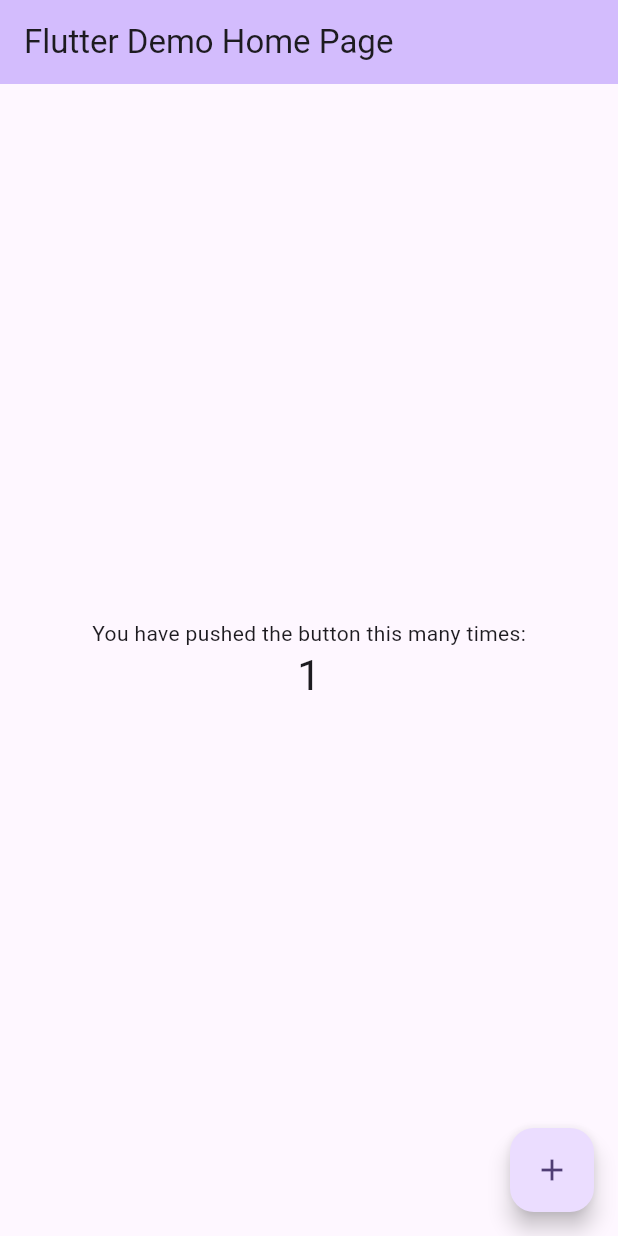
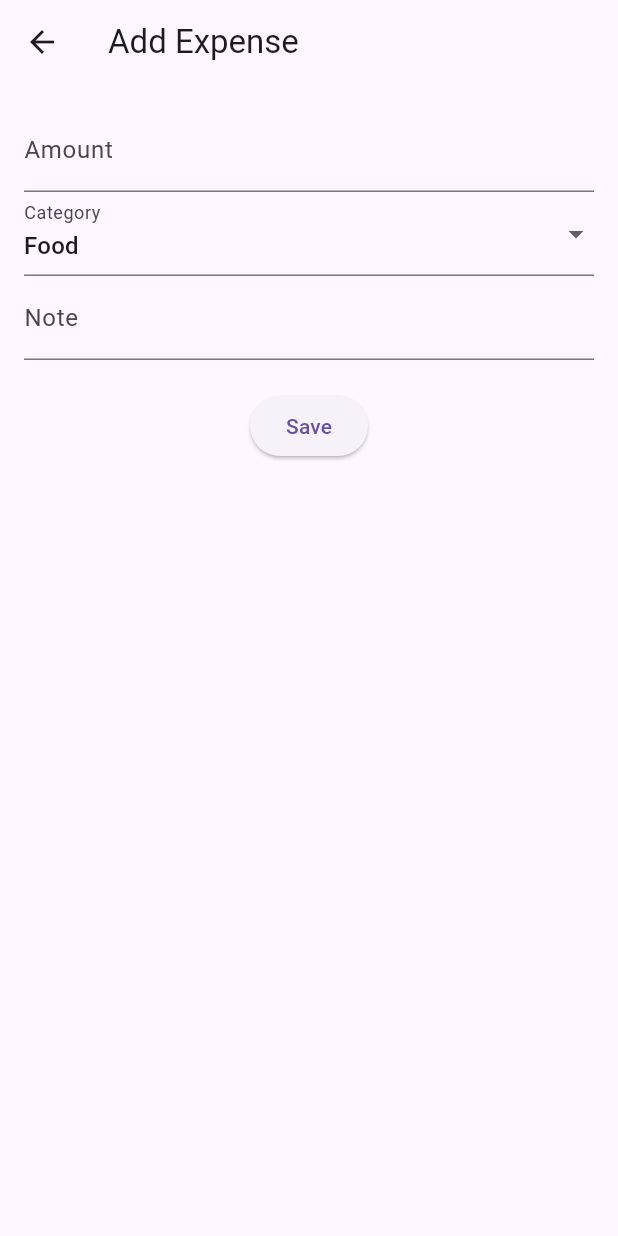
Before and after one commit to sandeepsathsara/private-money-expense-tracker-, a Flutter app: the screen it shows after launch, after a tap on the "add" icon, on a phone screen of 412 x 824 dp. Run offline on Flutter 3.47's test engine with Material 3 defaults, Android fonts, the phone set to English and light mode, and no system bars; our stand-ins replace sqflite; accounts and stored records are empty.

Commit message:
Implement expense tracking features with database integration and UI for adding and displaying expenses

```diff
--- a/money_expense_tracker/lib/db/expense_db.dart
+++ b/money_expense_tracker/lib/db/expense_db.dart
@@ -0,0 +1,36 @@
+import 'package:sqflite/sqflite.dart';
+import 'package:path/path.dart';
+import '../models/expense.dart';
+
+class ExpenseDB {
+  static Database? _db;
+
+  static Future<Database> database() async {
+    if (_db != null) return _db!;
+    _db = await openDatabase(
+      join(await getDatabasesPath(), 'expenses.db'),
+      onCreate: (db, version) {
+        return db.execute(
+          'CREATE TABLE expenses(id INTEGER PRIMARY KEY AUTOINCREMENT, amount REAL, category TEXT, note TEXT, date TEXT)',
+        );
+      },
+      version: 1,
+    );
+    return _db!;
+  }
+
+  static Future<void> insertExpense(Expense expense) async {
+    final db = await database();
+    await db.insert(
+      'expenses',
+      expense.toMap(),
+      conflictAlgorithm: ConflictAlgorithm.replace,
+    );
+  }
+
+  static Future<List<Expense>> getExpenses() async {
+    final db = await database();
+    final List<Map<String, dynamic>> maps = await db.query('expenses');
+    return List.generate(maps.length, (i) => Expense.fromMap(maps[i]));
+  }
+}
--- a/money_expense_tracker/lib/main.dart
+++ b/money_expense_tracker/lib/main.dart
@@ -1,122 +1,19 @@
 import 'package:flutter/material.dart';
+import 'screens/home_screen.dart';
 
 void main() {
-  runApp(const MyApp());
+  runApp(const ExpenseApp());
 }
 
-class MyApp extends StatelessWidget {
-  const MyApp({super.key});
+class ExpenseApp extends StatelessWidget {
+  const ExpenseApp({super.key});
 
-  // This widget is the root of your application.
   @override
   Widget build(BuildContext context) {
     return MaterialApp(
-      title: 'Flutter Demo',
-      theme: ThemeData(
-        // This is the theme of your application.
-        //
-        // TRY THIS: Try running your application with "flutter run". You'll see
-        // the application has a purple toolbar. Then, without quitting the app,
-        // try changing the seedColor in the colorScheme below to Colors.green
-        // and then invoke "hot reload" (save your changes or press the "hot
-        // reload" button in a Flutter-supported IDE, or press "r" if you used
-        // the command line to start the app).
-        //
-        // Notice that the counter didn't reset back to zero; the application
-        // state is not lost during the reload. To reset the state, use hot
-        // restart instead.
-        //
-        // This works for code too, not just values: Most code changes can be
-        // tested with just a hot reload.
-        colorScheme: ColorScheme.fromSeed(seedColor: Colors.deepPurple),
-      ),
-      home: const MyHomePage(title: 'Flutter Demo Home Page'),
+      title: 'My Expenses',
+      theme: ThemeData(primarySwatch: Colors.teal),
+      home: const HomeScreen(),
     );
   }
 }
-
-class MyHomePage extends StatefulWidget {
-  const MyHomePage({super.key, required this.title});
-
-  // This widget is the home page of your application. It is stateful, meaning
-  // that it has a State object (defined below) that contains fields that affect
-  // how it looks.
-
-  // This class is the configuration for the state. It holds the values (in this
-  // case the title) provided by the parent (in this case the App widget) and
-  // used by the build method of the State. Fields in a Widget subclass are
-  // always marked "final".
-
-  final String title;
-
-  @override
-  State<MyHomePage> createState() => _MyHomePageState();
-}
-
-class _MyHomePageState extends State<MyHomePage> {
-  int _counter = 0;
-
-  void _incrementCounter() {
-    setState(() {
-      // This call to setState tells the Flutter framework that something has
-      // changed in this State, which causes it to rerun the build method below
-      // so that the display can reflect the updated values. If we changed
-      // _counter without calling setState(), then the build method would not be
-      // called again, and so nothing would appear to happen.
-      _counter++;
-    });
-  }
-
-  @override
-  Widget build(BuildContext context) {
-    // This method is rerun every time setState is called, for instance as done
-    // by the _incrementCounter method above.
-    //
-    // The Flutter framework has been optimized to make rerunning build methods
-    // fast, so that you can just rebuild anything that needs updating rather
-    // than having to individually change instances of widgets.
-    return Scaffold(
-      appBar: AppBar(
-        // TRY THIS: Try changing the color here to a specific color (to
-        // Colors.amber, perhaps?) and trigger a hot reload to see the AppBar
-        // change color while the other colors stay the same.
-        backgroundColor: Theme.of(context).colorScheme.inversePrimary,
-        // Here we take the value from the MyHomePage object that was created by
-        // the App.build method, and use it to set our appbar title.
-        title: Text(widget.title),
-      ),
-      body: Center(
-        // Center is a layout widget. It takes a single child and positions it
-        // in the middle of the parent.
-        child: Column(
-          // Column is also a layout widget. It takes a list of children and
-          // arranges them vertically. By default, it sizes itself to fit its
-          // children horizontally, and tries to be as tall as its parent.
-          //
-          // Column has various properties to control how it sizes itself and
-          // how it positions its children. Here we use mainAxisAlignment to
-          // center the children vertically; the main axis here is the vertical
-          // axis because Columns are vertical (the cross axis would be
-          // horizontal).
-          //
-          // TRY THIS: Invoke "debug painting" (choose the "Toggle Debug Paint"
-          // action in the IDE, or press "p" in the console), to see the
-          // wireframe for each widget.
-          mainAxisAlignment: MainAxisAlignment.center,
-          children: <Widget>[
-            const Text('You have pushed the button this many times:'),
-            Text(
-              '$_counter',
-              style: Theme.of(context).textTheme.headlineMedium,
-            ),
-          ],
-        ),
-      ),
-      floatingActionButton: FloatingActionButton(
-        onPressed: _incrementCounter,
-        tooltip: 'Increment',
-        child: const Icon(Icons.add),
-      ), // This trailing comma makes auto-formatting nicer for build methods.
-    );
-  }
-}
--- a/money_expense_tracker/lib/models/expense.dart
+++ b/money_expense_tracker/lib/models/expense.dart
@@ -0,0 +1,35 @@
+class Expense {
+  final int? id;
+  final double amount;
+  final String category;
+  final String note;
+  final String date;
+
+  Expense({
+    this.id,
+    required this.amount,
+    required this.category,
+    required this.note,
+    required this.date,
+  });
+
+  Map<String, dynamic> toMap() {
+    return {
+      'id': id,
+      'amount': amount,
+      'category': category,
+      'note': note,
+      'date': date,
+    };
+  }
+
+  factory Expense.fromMap(Map<String, dynamic> map) {
+    return Expense(
+      id: map['id'],
+      amount: map['amount'],
+      category: map['category'],
+      note: map['note'],
+      date: map['date'],
+    );
+  }
+}
--- /dev/null
+++ b/money_expense_tracker/lib/screens/add_expense_screen.dart
@@ -0,0 +1,72 @@
+import 'package:flutter/material.dart';
+import 'package:intl/intl.dart';
+import '../db/expense_db.dart';
+import '../models/expense.dart';
+
+class AddExpenseScreen extends StatefulWidget {
+  const AddExpenseScreen({super.key});
+
+  @override
+  State<AddExpenseScreen> createState() => _AddExpenseScreenState();
+}
+
+class _AddExpenseScreenState extends State<AddExpenseScreen> {
+  final _amountController = TextEditingController();
+  final _noteController = TextEditingController();
+  String _selectedCategory = "Food";
+
+  final List<String> categories = [
+    "Food",
+    "Transport",
+    "Education",
+    "Hostel",
+    "Entertainment",
+  ];
+
+  Future<void> _saveExpense() async {
+    if (_amountController.text.isEmpty) return;
+
+    final expense = Expense(
+      amount: double.parse(_amountController.text),
+      category: _selectedCategory,
+      note: _noteController.text,
+      date: DateFormat('yyyy-MM-dd HH:mm').format(DateTime.now()),
+    );
+
+    await ExpenseDB.insertExpense(expense);
+    Navigator.pop(context);
+  }
+
+  @override
+  Widget build(BuildContext context) {
+    return Scaffold(
+      appBar: AppBar(title: const Text("Add Expense")),
+      body: Padding(
+        padding: const EdgeInsets.all(16),
+        child: Column(
+          children: [
+            TextField(
+              controller: _amountController,
+              keyboardType: TextInputType.number,
+              decoration: const InputDecoration(labelText: "Amount"),
+            ),
+            DropdownButtonFormField(
+              value: _selectedCategory,
+              items: categories.map((c) {
+                return DropdownMenuItem(value: c, child: Text(c));
+              }).toList(),
+              onChanged: (val) => setState(() => _selectedCategory = val!),
+              decoration: const InputDecoration(labelText: "Category"),
+            ),
+            TextField(
+              controller: _noteController,
+              decoration: const InputDecoration(labelText: "Note"),
+            ),
+            const SizedBox(height: 20),
+            ElevatedButton(onPressed: _saveExpense, child: const Text("Save")),
+          ],
+        ),
+      ),
+    );
+  }
+}
--- /dev/null
+++ b/money_expense_tracker/lib/screens/home_screen.dart
@@ -0,0 +1,55 @@
+import 'package:flutter/material.dart';
+import '../db/expense_db.dart';
+import '../models/expense.dart';
+import 'add_expense_screen.dart';
+
+class HomeScreen extends StatefulWidget {
+  const HomeScreen({super.key});
+
+  @override
+  State<HomeScreen> createState() => _HomeScreenState();
+}
+
+class _HomeScreenState extends State<HomeScreen> {
+  List<Expense> _expenses = [];
+
+  @override
+  void initState() {
+    super.initState();
+    _loadExpenses();
+  }
+
+  Future<void> _loadExpenses() async {
+    final data = await ExpenseDB.getExpenses();
+    setState(() {
+      _expenses = data;
+    });
+  }
+
+  @override
+  Widget build(BuildContext context) {
+    return Scaffold(
+      appBar: AppBar(title: const Text("My Expenses")),
+      body: ListView.builder(
+        itemCount: _expenses.length,
+        itemBuilder: (context, index) {
+          final exp = _expenses[index];
+          return ListTile(
+            title: Text("${exp.category} - LKR ${exp.amount}"),
+            subtitle: Text("${exp.note} • ${exp.date}"),
+          );
+        },
+      ),
+      floatingActionButton: FloatingActionButton(
+        onPressed: () async {
+          await Navigator.push(
+            context,
+            MaterialPageRoute(builder: (_) => const AddExpenseScreen()),
+          );
+          _loadExpenses();
+        },
+        child: const Icon(Icons.add),
+      ),
+    );
+  }
+}
```
